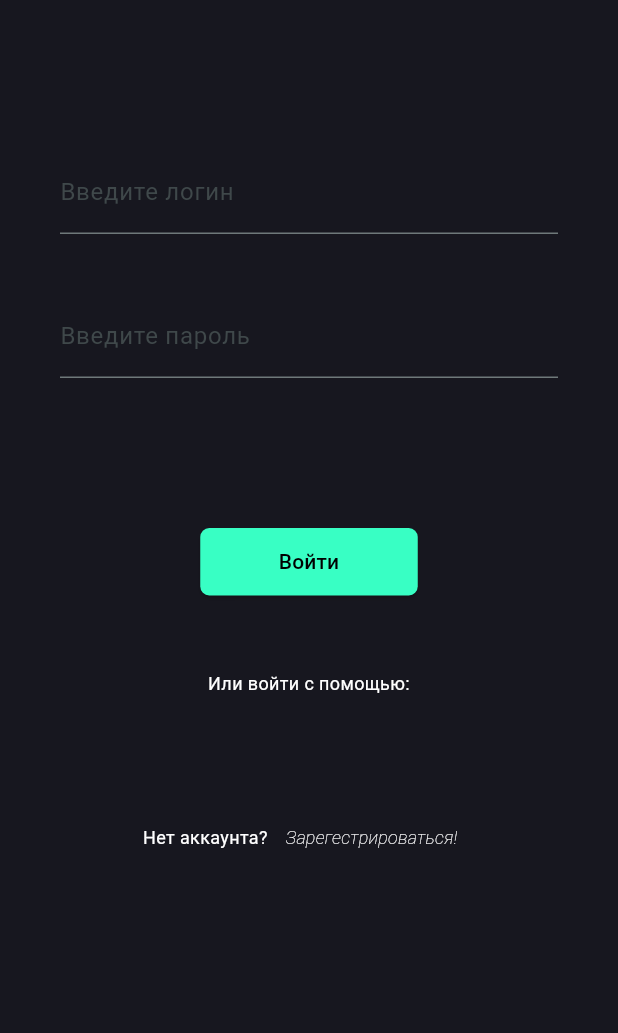
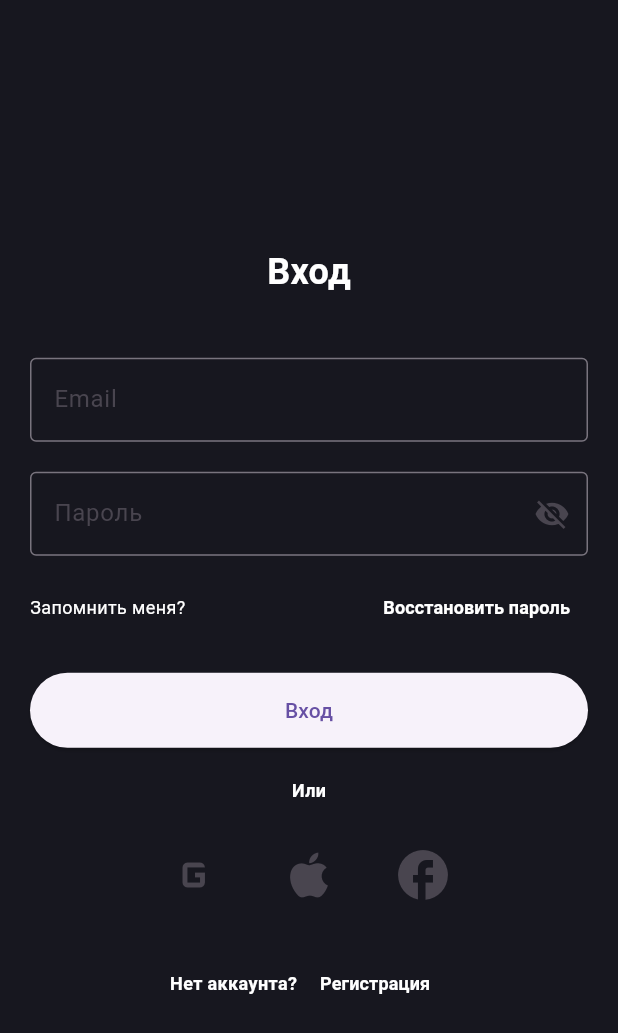
Before and after one commit to vanbyte02/JobEase, a Flutter app: the screen it shows after launch, after a tap on "Войти", on a phone screen of 412 x 824 dp. Shown: the top 1033 px of the screen. Run offline on Flutter 3.47's test engine with Material 3 defaults, Android fonts, the phone set to English and light mode, and no system bars.

Commit message:
Проба 24.09.24

```diff
--- a/lib/Autorization.dart
+++ b/lib/Autorization.dart
@@ -1,6 +1,7 @@
 import 'package:flutter/material.dart';
 import 'package:jobease/Registration.dart';
-import 'package:jobease/WhoAreYou.dart';
+//import 'package:jobease/Registration.dart';
+//import 'package:jobease/WhoAreYou.dart';
 
 //Экран авторизации
 class Autorization extends StatefulWidget {
@@ -16,93 +17,134 @@ class _AutorizationState extends State<Autorization> {
 
   @override
   Widget build(BuildContext context) {
-    return Scaffold(
+    return  MaterialApp(
+      home:  Scaffold(
         backgroundColor: const Color.fromARGB(255, 23, 23, 31),
         body: Center(
+          child: Padding(
+            padding: const EdgeInsets.all(20.0),
             child: Column(
+              mainAxisAlignment: MainAxisAlignment.center,
               children: [
-        const SizedBox(height: 100),
-        Padding(
-            padding: const EdgeInsets.only(left:40, right:40),
-              child: TextFormField(
-                style: const TextStyle(fontSize: 16,
-                  color: Colors.white),
-                decoration: const InputDecoration(
-              border: UnderlineInputBorder(),
-            labelText: 'Введите логин'),
+                SizedBox(height: 20),
+                Text(
+                  'Вход',
+                  style: TextStyle(
+                    fontSize: 24,
+                    color: Colors.white,
+                    fontWeight: FontWeight.bold,
                   ),
                 ),
-        const SizedBox(height: 40),
-        Padding(
-            padding: const EdgeInsets.only(left:40, right:40),
-              child: TextFormField(
-                style: const TextStyle(fontSize: 16,
-                  color: Colors.white),
-                decoration: const InputDecoration(
-            labelText: 'Введите пароль'),
+
+                SizedBox(height: 40),
+                TextField(
+                  decoration: InputDecoration(
+                    labelText: 'Email',
+                    border: OutlineInputBorder(),
                   ),
                 ),
-        const SizedBox(height: 100),
-        SizedBox(
-                width: 145,
-                height: 45,
-              child: ElevatedButton(
-                style: ElevatedButton.styleFrom(
-                      backgroundColor: const Color.fromARGB(255, 56, 255, 196),
-                      shape: RoundedRectangleBorder(
-                      borderRadius: BorderRadius.circular(6),
+                SizedBox(height: 20),
+                TextField(
+                  obscureText: true,
+                  decoration: InputDecoration(
+                    labelText: 'Пароль',
+                    border: OutlineInputBorder(),
+                    suffixIcon: Icon(Icons.visibility_off),
                   ),
                 ),
-                  child: const Text(
-                    'Войти',
+                SizedBox(height: 10),
+                Row(
+                  mainAxisAlignment: MainAxisAlignment.spaceBetween,
+                  children: [
+                    Row(
+                      children: [
+
+                        Text('Запомнить меня?',
                         style: TextStyle(
-                    fontSize: 14,
-                    color: Colors.black
+                    fontSize: 12,
+                    color: Colors.white,
+                    ),),
+                      ],
                     ),
+                    TextButton(
+                      onPressed: () {
+                      },
+                      child: Text('Восстановить пароль',
+                      style: TextStyle(
+                    fontSize: 12,
+                    color: Colors.white,
+                    fontWeight: FontWeight.bold,),),
                     ),
+                  ],
+                ),
+                SizedBox(height: 20),
+                ElevatedButton(
+                  onPressed: () {
+                  },
+                  style: ElevatedButton.styleFrom(
+                    minimumSize: Size(double.infinity, 50),
+                ),
+                  child: Text('Вход'),
+                ),
+                SizedBox(height: 20),
+                Text('Или',
+                style: TextStyle(
+                    fontSize: 12,
+                    color: Colors.white,
+                    fontWeight: FontWeight.bold,),),
+                SizedBox(height: 20),
+                Row(
+                  mainAxisAlignment: MainAxisAlignment.center,
+                  children: [
+                    IconButton(
+                      icon: Icon(Icons.g_mobiledata, size: 40),
+                      onPressed: () {
+                      },
+                    ),
+                    SizedBox(width: 20),
+                    IconButton(
+                      icon: Icon(Icons.apple, size: 40),
+                      onPressed: () {
+                      },
+                    ),
+                    SizedBox(width: 20),
+                    IconButton(
+                      icon: Icon(Icons.facebook, size: 40),
+                      onPressed: () {
+                      },
+                    ),
+                  ],
+                ),
+                SizedBox(height: 20),
+                Row(
+                  mainAxisAlignment: MainAxisAlignment.center,
+                  children: [
+                    Text("Нет аккаунта? ",
+                    style: TextStyle(
+                    fontSize: 12,
+                    color: Colors.white,
+                    fontWeight: FontWeight.bold,),),
+                    TextButton(
                       onPressed: () {
                         Navigator.push(
                   context,
-                  MaterialPageRoute(builder: (context) => const WhoAreYou()
+                  MaterialPageRoute(builder: (context) => const Registration()
                     ),
                   );
                       },
+                      child: Text('Регистрация',
+                      style: TextStyle(
+                    fontSize: 12,
+                    color: Colors.white,
+                    fontWeight: FontWeight.bold,),),
+                    ),
+                  ],
+                ),
+              ],
             ),
           ),
-        const SizedBox(height: 50),
-        const Text("Или войти с помощью:",
-        textAlign: TextAlign.center,
-        style: TextStyle(color: Colors.white,
-            fontSize: 12,
-        )),
-        //код осуществления входа с помощью других учеток
-        const SizedBox(height: 70),
-        Row(
-          mainAxisAlignment: MainAxisAlignment.center,
-      children: [
-        const Text("Нет аккаунта?",
-        style: TextStyle(color: Colors.white,
-        fontWeight: FontWeight.w400,
-            fontSize: 12,
-        )
         ),
-
-        TextButton(
-         onPressed: () => Navigator.of(context)
-            .push(MaterialPageRoute(builder: (context) => const Registration())),
-        child: const Text('Зарегестрироваться!',
-        style: TextStyle(
-          color: Colors.white,
-          fontWeight: FontWeight.w200,
-          fontStyle: FontStyle.italic,
-          fontSize: 12,),
       ),
-            )
-          ]
-        )
-        ]
-      )
-    )
     );
   }
 }
```
Also changed, not shown: lib/Registration.dart (+38 -26 lines), lib/WhoAreYou.dart (+91 -30 lines). Lines whose indentation alone changed are shown as unchanged.
